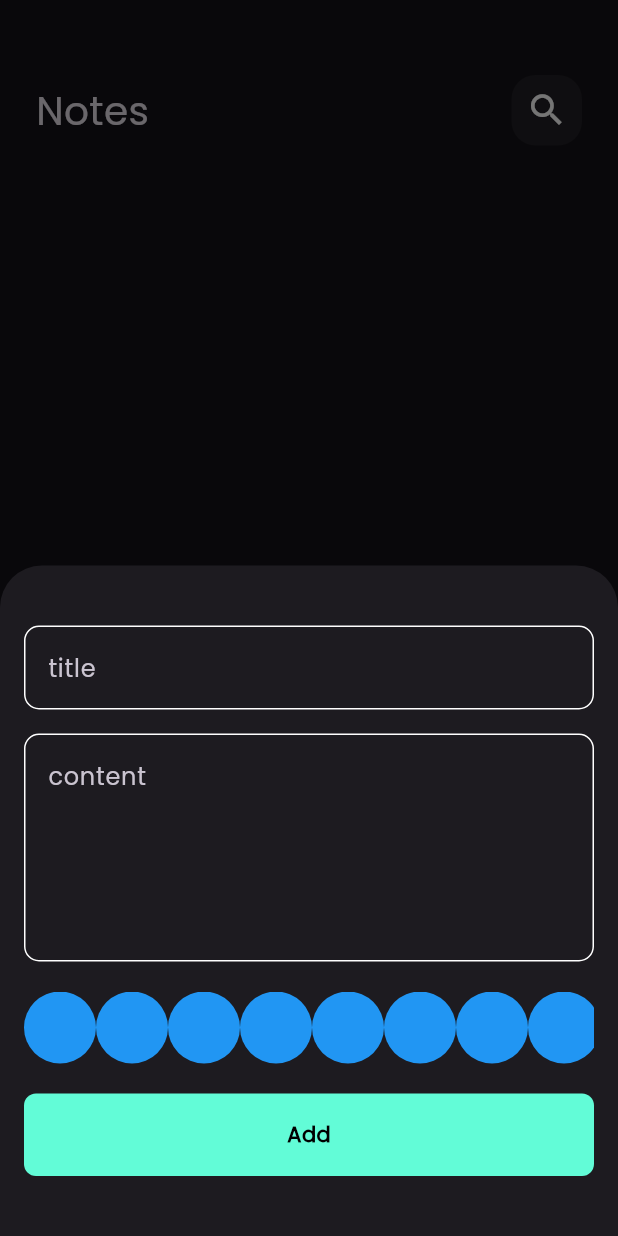
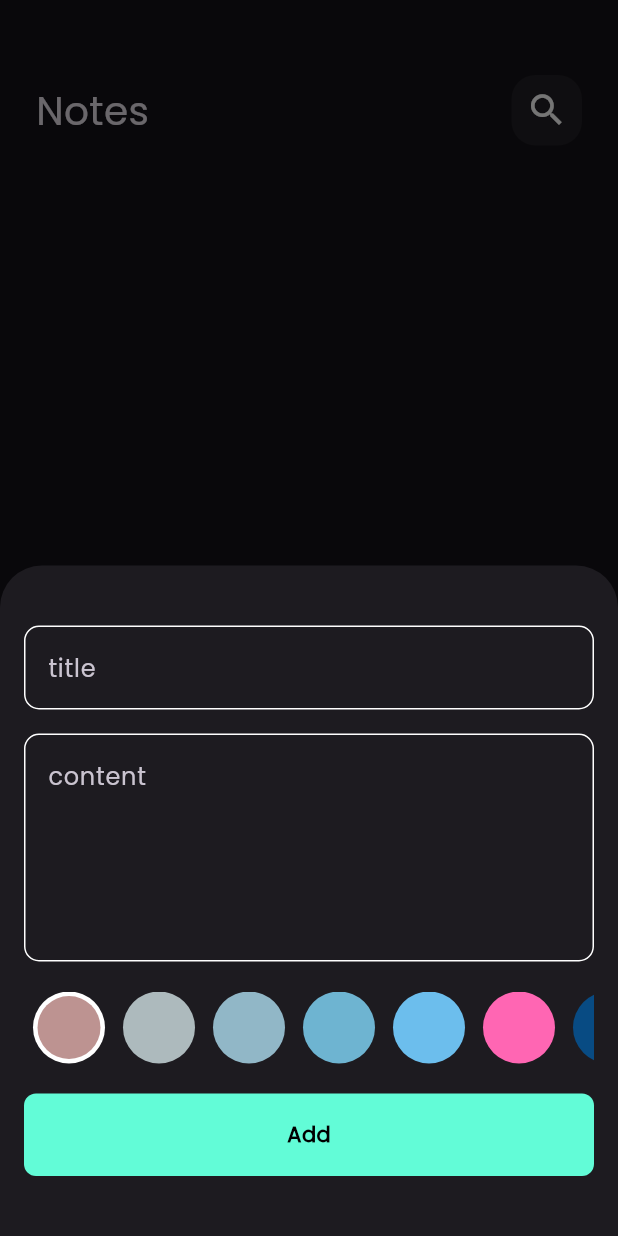
Before and after one commit to mora11111/notes_app, a Flutter app: the screen it shows after launch, after a tap on the "add" icon, on a phone screen of 412 x 824 dp. Run offline on Flutter 3.47's test engine with Material 3 defaults, Android fonts, the phone set to English and light mode, and no system bars; our stand-ins replace bloc, flutter_bloc, font_awesome_flutter, hive, hive_flutter; accounts and stored records are empty; generated files the repository leaves out were written again.

Commit message:
colors list view part 2

```diff
--- a/lib/views/widgets/colors_list_view.dart
+++ b/lib/views/widgets/colors_list_view.dart
@@ -1,30 +1,74 @@
 import 'package:flutter/material.dart';
 
 class ColorItem extends StatelessWidget {
-  const ColorItem({super.key});
+  const ColorItem({super.key, required this.isActive, required this.color});
+
+  final bool isActive;
+  final Color color;
 
   @override
   Widget build(BuildContext context) {
-    return const CircleAvatar(
-      radius: 24,
-      backgroundColor: Colors.blue,
-    );
+    return isActive
+        ? CircleAvatar(
+            radius: 24,
+            backgroundColor: Colors.white,
+            child: CircleAvatar(
+              radius: 21,
+              backgroundColor: color,
+            ),
+          )
+        : CircleAvatar(
+            radius: 24,
+            backgroundColor: color,
+          );
   }
 }
 
-class ColorsListView extends StatelessWidget {
+class ColorsListView extends StatefulWidget {
   const ColorsListView({super.key});
+
+  @override
+  State<ColorsListView> createState() => _ColorsListViewState();
+}
+
+class _ColorsListViewState extends State<ColorsListView> {
+  int currentIndex = 0;
+
+  List<Color> colors = const [
+    Color(0xffbd9391),
+    Color(0xffadbabd),
+    Color(0xff91b7c7),
+    Color(0xff6eb4d1),
+    Color(0xff6cbeed),
+    Color(0xffff66b3),
+    Color(0xff084b83),
+    Color(0xfff0f6f6),
+    Color(0xff5b5941),
+    Color(0xffb5d3a1),
+  ];
 
   @override
   Widget build(BuildContext context) {
     return SizedBox(
       height: 24 * 2,
       child: ListView.builder(
-          itemCount: 10,
+          itemCount: colors.length,
           scrollDirection: Axis.horizontal,
           itemBuilder: (context, index) {
-        return const ColorItem();
-      }),
+            return Padding(
+              padding: const EdgeInsets.symmetric(horizontal: 6),
+              child: GestureDetector(
+                onTap: () {
+                  currentIndex = index;
+                  setState(() {});
+                },
+                child: ColorItem(
+                  color: colors[index],
+                  isActive: currentIndex == index,
+                ),
+              ),
+            );
+          }),
     );
   }
 }
```
